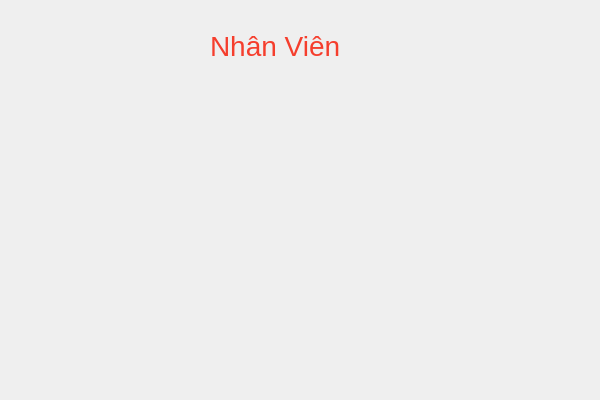
This is ManageEmployee/ManageEmployee.ui in PeZoi/Manage_Employee_App as Qt 5 draws it before an edit. The edited form follows.
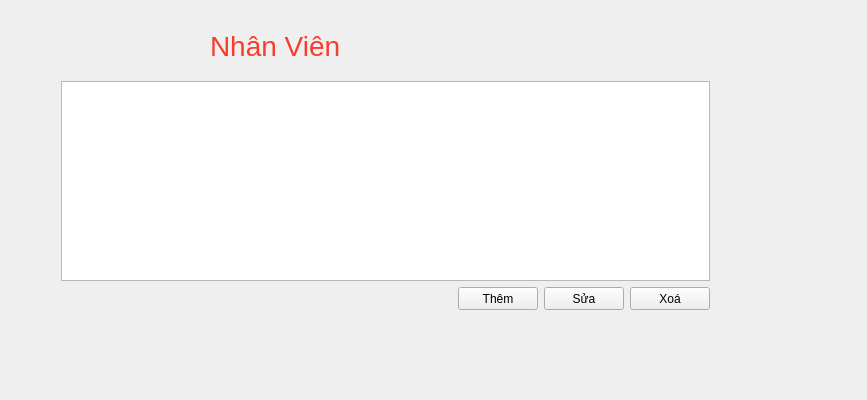
This is the edited form.

```diff
--- a/ManageEmployee/ManageEmployee.ui
+++ b/ManageEmployee/ManageEmployee.ui
@@ -6,7 +6,7 @@
    <rect>
     <x>0</x>
     <y>0</y>
-    <width>600</width>
+    <width>867</width>
     <height>400</height>
    </rect>
   </property>
@@ -30,6 +30,68 @@
     <string>Nhân Viên</string>
    </property>
   </widget>
+  <widget class="QWidget" name="verticalLayoutWidget">
+   <property name="geometry">
+    <rect>
+     <x>50</x>
+     <y>70</y>
+     <width>671</width>
+     <height>251</height>
+    </rect>
+   </property>
+   <layout class="QVBoxLayout" name="verticalLayout">
+    <item>
+     <widget class="QTableWidget" name="table"/>
+    </item>
+    <item>
+     <layout class="QHBoxLayout" name="horizontalLayout">
+      <item>
+       <spacer name="horizontalSpacer">
+        <property name="orientation">
+         <enum>Qt::Horizontal</enum>
+        </property>
+        <property name="sizeHint" stdset="0">
+         <size>
+          <width>40</width>
+          <height>20</height>
+         </size>
+        </property>
+       </spacer>
+      </item>
+      <item>
+       <widget class="QPushButton" name="add">
+        <property name="styleSheet">
+         <string notr="true">height: 15px;</string>
+        </property>
+        <property name="text">
+         <string>Thêm</string>
+        </property>
+       </widget>
+      </item>
+      <item>
+       <widget class="QPushButton" name="edit">
+        <property name="styleSheet">
+         <string notr="true">height: 15px;</string>
+        </property>
+        <property name="text">
+         <string>Sửa</string>
+        </property>
+       </widget>
+      </item>
+      <item>
+       <widget class="QPushButton" name="delete_2">
+        <property name="styleSheet">
+         <string notr="true">height: 15px;</string>
+        </property>
+        <property name="text">
+         <string>Xoá</string>
+        </property>
+       </widget>
+      </item>
+     </layout>
+    </item>
+   </layout>
+  </widget>
  </widget>
  <layoutdefault spacing="6" margin="11"/>
  <resources/>
```
